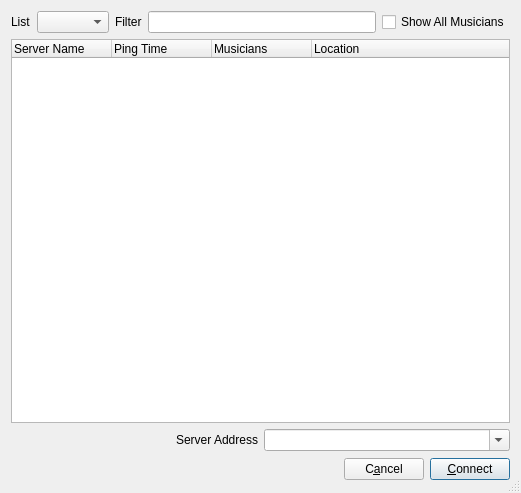
Qt form src/connectdlgbase.ui (jamulussoftware/jamulus) before a commit.
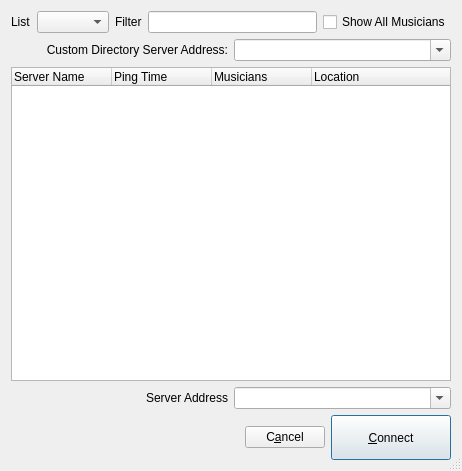
The same form after that commit. Icons and pictures are not drawn.

Commit message:
Moved Custom Directory Server combobox from ClientSettingsDlg to ConnectDlg window (discussion #1869)
Changelog: Moved Custom Directory Server combobox from ClientSettingsDlg
to ConnectDlg window (discussion #1869)

- changing the Custom server automagically selects Custom server type
- connect button same size as on ClientDlg
- the possibility to delete an entry in the combobox now works again

What changed in the file:
```diff
--- a/src/connectdlgbase.ui
+++ b/src/connectdlgbase.ui
@@ -6,8 +6,8 @@
    <rect>
     <x>0</x>
     <y>0</y>
-    <width>521</width>
-    <height>493</height>
+    <width>462</width>
+    <height>471</height>
    </rect>
   </property>
   <property name="windowTitle">
@@ -23,7 +23,9 @@
   <property name="sizeGripEnabled">
    <bool>true</bool>
   </property>
-  <layout class="QVBoxLayout">
+  <layout class="QVBoxLayout" name="verticalLayout_2">
+   <item>
+    <layout class="QVBoxLayout" name="verticalLayout">
    <item>
     <layout class="QHBoxLayout" name="horizontalLayout">
      <property name="bottomMargin">
@@ -58,6 +60,27 @@
      </item>
     </layout>
    </item>
+     <item>
+      <layout class="QHBoxLayout" name="_2">
+       <item>
+        <widget class="QLabel" name="lblCustomDirectoryAddress">
+         <property name="text">
+          <string>Custom Directory Server Address:</string>
+         </property>
+         <property name="alignment">
+          <set>Qt::AlignRight|Qt::AlignTrailing|Qt::AlignVCenter</set>
+         </property>
+        </widget>
+       </item>
+       <item>
+        <widget class="QComboBox" name="cbxCustomDirectoryAddress">
+         <property name="editable">
+          <bool>true</bool>
+         </property>
+        </widget>
+       </item>
+      </layout>
+     </item>
    <item>
     <widget class="QTreeWidget" name="lvwServers">
      <property name="editTriggers">
@@ -133,6 +156,12 @@
      </item>
      <item>
       <widget class="QPushButton" name="butConnect">
+         <property name="minimumSize">
+          <size>
+           <width>120</width>
+           <height>45</height>
+          </size>
+         </property>
        <property name="text">
         <string>&amp;Connect</string>
        </property>
@@ -140,6 +169,8 @@
         <bool>true</bool>
        </property>
       </widget>
+       </item>
+      </layout>
      </item>
     </layout>
    </item>
```
Lines whose indentation alone changed are shown as unchanged. The commit also changes 6 other files.
